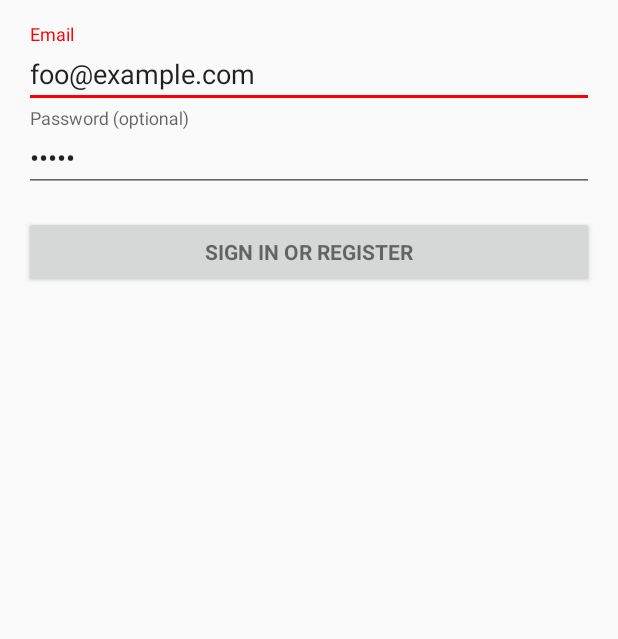
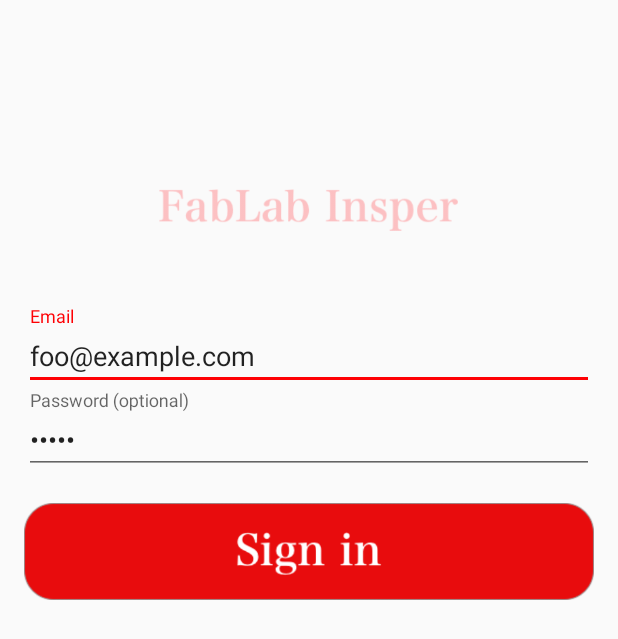
Before and after one commit to Samuelgranato/Projeto4-Desagil, an Android app: the screen it shows after launch (Login), on a phone screen of 412 x 824 dp. Shown: the top 639 px of the screen. Run offline under Robolectric (Android 15) with nearby library versions, the phone set to English and light mode, and no system bars; 4 statements that could not run were skipped.

Commit message:
Login Interface

```diff
--- a/app/src/main/res/layout/activity_login.xml
+++ b/app/src/main/res/layout/activity_login.xml
@@ -1,5 +1,6 @@
 <?xml version="1.0" encoding="utf-8"?>
 <LinearLayout xmlns:android="http://schemas.android.com/apk/res/android"
+    xmlns:app="http://schemas.android.com/apk/res-auto"
     xmlns:tools="http://schemas.android.com/tools"
     android:layout_width="match_parent"
     android:layout_height="match_parent"
@@ -20,10 +21,18 @@
         android:layout_marginBottom="8dp"
         android:visibility="gone" />
 
+    <ImageView
+        android:id="@+id/FabLabIcon"
+        android:layout_width="199dp"
+        android:layout_height="wrap_content"
+        android:layout_marginTop="100dp"
+        app:srcCompat="@drawable/icon_login" />
+
     <ScrollView
         android:id="@+id/login_form"
         android:layout_width="match_parent"
-        android:layout_height="match_parent">
+        android:layout_height="205dp"
+        android:layout_marginTop="40dp">
 
         <LinearLayout
             android:id="@+id/email_login_form"
@@ -64,15 +73,13 @@
 
             </android.support.design.widget.TextInputLayout>
 
-            <Button
+            <ImageView
                 android:id="@+id/email_sign_in_button"
-                style="?android:textAppearanceSmall"
                 android:layout_width="match_parent"
                 android:layout_height="wrap_content"
-                android:layout_marginTop="16dp"
-                android:text="@string/action_sign_in"
-                android:textStyle="bold" />
+                app:srcCompat="@drawable/sign_in" />
 
         </LinearLayout>
     </ScrollView>
+
 </LinearLayout>
```
Also changed, not shown: app/src/main/res/drawable/icon_login.png (added), app/src/main/res/drawable/rectangle_user_and_password.png (added), app/src/main/res/drawable/sign_in.png (added).
